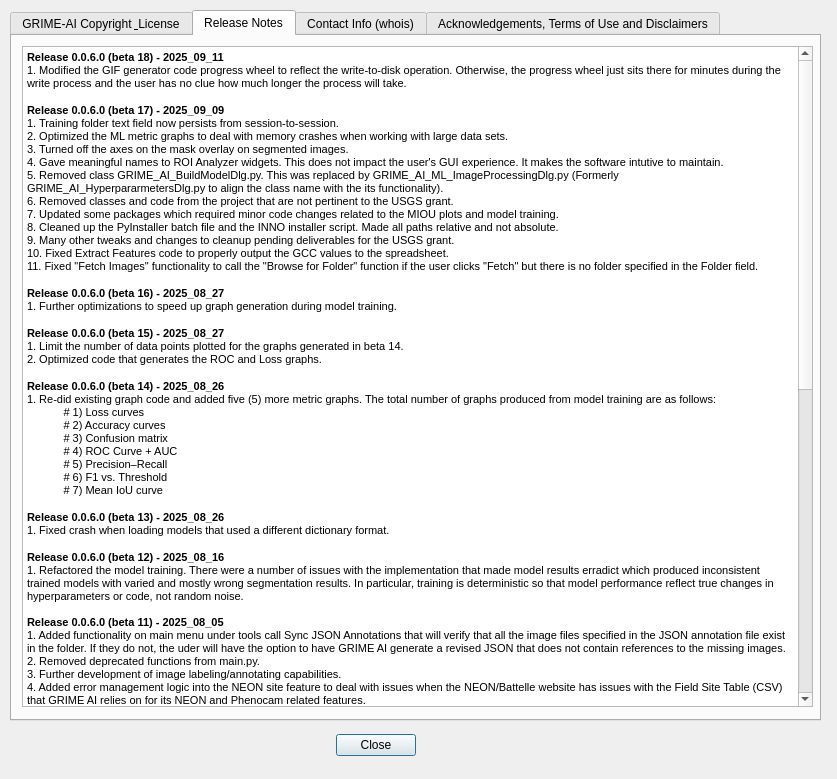
Above: QDialog_ReleaseNotes.ui from JohnStranzl/GRIME-AI before the change. Below: the same form after it.
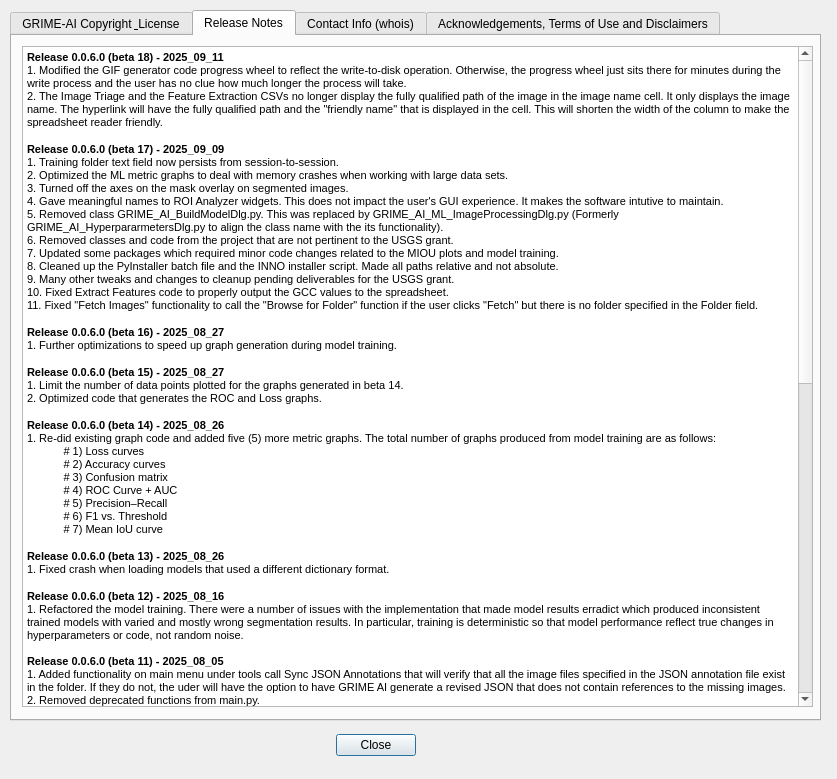
That is the form after the change.

Commit message: Updated releases notes.

What changed in the file:
```diff
--- a/QDialog_ReleaseNotes.ui
+++ b/QDialog_ReleaseNotes.ui
@@ -99,7 +99,7 @@
 li.checked::marker { content: &quot;\2612&quot;; }
 &lt;/style&gt;&lt;/head&gt;&lt;body style=&quot; font-family:'Segoe UI'; font-size:9pt; font-weight:400; font-style:normal;&quot;&gt;
 &lt;p style=&quot; margin-top:0px; margin-bottom:0px; margin-left:0px; margin-right:0px; -qt-block-indent:0; text-indent:0px;&quot;&gt;&lt;span style=&quot; font-family:'MS Shell Dlg 2','sans-serif'; font-size:8.25pt; font-weight:600;&quot;&gt;Release 0.0.6.0 (beta 18) - 2025_09_11&lt;/span&gt;&lt;/p&gt;
-&lt;p style=&quot; margin-top:0px; margin-bottom:0px; margin-left:0px; margin-right:0px; -qt-block-indent:0; text-indent:0px;&quot;&gt;&lt;span style=&quot; font-family:'MS Shell Dlg 2'; font-size:8pt;&quot;&gt;1. Modified the GIF generator code progress wheel to reflect the write-to-disk operation. Otherwise, the progress wheel just sits there for minutes during the write process and the user has no clue how much longer the process will take.&lt;/span&gt;&lt;span style=&quot; font-family:'MS Shell Dlg 2','sans-serif'; font-size:8.25pt; font-weight:600;&quot;&gt;&lt;br /&gt;&lt;br /&gt;Release 0.0.6.0 (beta 17) - 2025_09_09&lt;/span&gt;&lt;/p&gt;
+&lt;p style=&quot; margin-top:0px; margin-bottom:0px; margin-left:0px; margin-right:0px; -qt-block-indent:0; text-indent:0px;&quot;&gt;&lt;span style=&quot; font-family:'MS Shell Dlg 2'; font-size:8pt;&quot;&gt;1. Modified the GIF generator code progress wheel to reflect the write-to-disk operation. Otherwise, the progress wheel just sits there for minutes during the write process and the user has no clue how much longer the process will take.&lt;br /&gt;2. The Image Triage and the Feature Extraction CSVs no longer display the fully qualified path of the image in the image name cell. It only displays the image name. The hyperlink will have the fully qualified path and the &amp;quot;friendly name&amp;quot; that is displayed in the cell. This will shorten the width of the column to make the spreadsheet reader friendly.&lt;/span&gt;&lt;span style=&quot; font-family:'MS Shell Dlg 2','sans-serif'; font-size:8.25pt; font-weight:600;&quot;&gt;&lt;br /&gt;&lt;br /&gt;Release 0.0.6.0 (beta 17) - 2025_09_09&lt;/span&gt;&lt;/p&gt;
 &lt;p style=&quot; margin-top:0px; margin-bottom:0px; margin-left:0px; margin-right:0px; -qt-block-indent:0; text-indent:0px;&quot;&gt;&lt;span style=&quot; font-family:'MS Shell Dlg 2'; font-size:8pt;&quot;&gt;1. Training folder text field now persists from session-to-session.&lt;/span&gt;&lt;/p&gt;
 &lt;p style=&quot; margin-top:0px; margin-bottom:0px; margin-left:0px; margin-right:0px; -qt-block-indent:0; text-indent:0px;&quot;&gt;&lt;span style=&quot; font-family:'MS Shell Dlg 2'; font-size:8pt;&quot;&gt;2. Optimized the ML metric graphs to deal with memory crashes when working with large data sets.&lt;/span&gt;&lt;/p&gt;
 &lt;p style=&quot; margin-top:0px; margin-bottom:0px; margin-left:0px; margin-right:0px; -qt-block-indent:0; text-indent:0px;&quot;&gt;&lt;span style=&quot; font-family:'MS Shell Dlg 2'; font-size:8pt;&quot;&gt;3. Turned off the axes on the mask overlay on segmented images.&lt;br /&gt;4. Gave meaningful names to ROI Analyzer widgets. This does not impact the user's GUI experience. It makes the software intutive to maintain.&lt;/span&gt;&lt;/p&gt;
```
